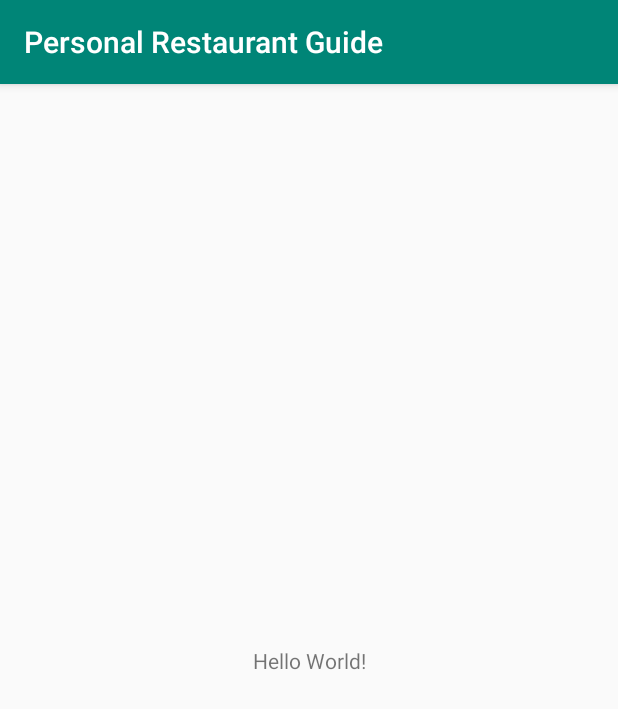
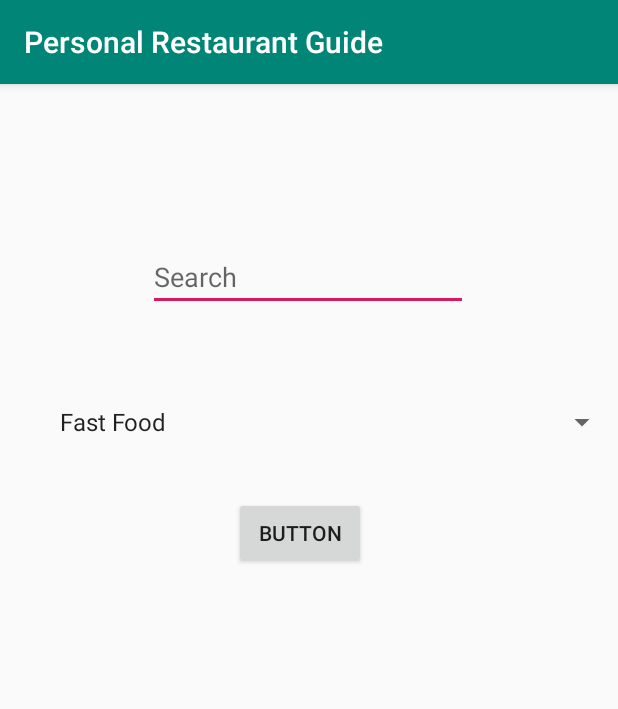
Before and after one commit to munazchat/Restaurant_Service_APP, an Android app: the MainActivity screen opened directly, with no data from a screen before it, on a phone screen of 412 x 824 dp. Shown: the top 709 px of the screen. Run offline under Robolectric (Android 15) with nearby library versions, the phone set to English and light mode, and no system bars.

Commit message:
Search Bar and Drop down Option for Menu (#2)
Co-authored-by: munazchat <munazumrauf@gmail.com>

```diff
--- a/app/build.gradle
+++ b/app/build.gradle
@@ -27,6 +27,7 @@ dependencies {
     implementation fileTree(dir: 'libs', include: ['*.jar'])
     implementation 'androidx.appcompat:appcompat:1.0.2'
     implementation 'androidx.constraintlayout:constraintlayout:1.1.3'
+    implementation 'com.google.android.material:material:1.0.0'
     testImplementation 'junit:junit:4.12'
     androidTestImplementation 'androidx.test.ext:junit:1.1.0'
     androidTestImplementation 'androidx.test.espresso:espresso-core:3.1.1'
--- a/app/src/main/java/ca/gbc/comp3074/personalrestaurantguide/MainActivity.java
+++ b/app/src/main/java/ca/gbc/comp3074/personalrestaurantguide/MainActivity.java
@@ -2,13 +2,45 @@ package ca.gbc.comp3074.personalrestaurantguide;
 
 import androidx.appcompat.app.AppCompatActivity;
 
+import android.content.Intent;
 import android.os.Bundle;
+import android.util.Log;
+import android.view.View;
+import android.widget.ArrayAdapter;
+import android.widget.Button;
+import android.widget.EditText;
+import android.widget.Spinner;
 
 public class MainActivity extends AppCompatActivity {
 
+    private Spinner restaurantType;
+    private EditText searchText;
+    private Button Search;
     @Override
     protected void onCreate(Bundle savedInstanceState) {
         super.onCreate(savedInstanceState);
         setContentView(R.layout.activity_main);
+
+         restaurantType = findViewById(R.id.spinner);
+         searchText =  findViewById(R.id.search);
+         Search =  findViewById(R.id.button);
+        ArrayAdapter<String> myAdapter = new ArrayAdapter<String>(MainActivity.this, android.R.layout.simple_expandable_list_item_1,
+                getResources().getStringArray(R.array.restauranttypes));
+        myAdapter.setDropDownViewResource(android.R.layout.simple_spinner_dropdown_item);
+        restaurantType.setAdapter(myAdapter);
+
+        Search.setOnClickListener(new View.OnClickListener() {
+            @Override
+            public void onClick(View v) {
+                Intent intent  =  new Intent(MainActivity.this,RestaurantListActivity.class);
+                intent.putExtra("searchtext",searchText.getText().toString());
+                intent.putExtra("type", restaurantType.getSelectedItem().toString());
+                startActivity(intent);
+
+
+            }
+        });
+
+
     }
 }
--- a/app/src/main/res/layout/activity_main.xml
+++ b/app/src/main/res/layout/activity_main.xml
@@ -2,17 +2,55 @@
 <androidx.constraintlayout.widget.ConstraintLayout xmlns:android="http://schemas.android.com/apk/res/android"
     xmlns:app="http://schemas.android.com/apk/res-auto"
     xmlns:tools="http://schemas.android.com/tools"
+
     android:layout_width="match_parent"
     android:layout_height="match_parent"
     tools:context=".MainActivity">
 
-    <TextView
+    <com.google.android.material.textfield.TextInputLayout
+        android:id="@+id/textInputLayout"
+        android:layout_width="match_parent"
+        android:layout_height="wrap_content"
+        app:layout_constraintEnd_toEndOf="parent"
+        app:layout_constraintStart_toStartOf="parent"
+        app:layout_constraintTop_toTopOf="parent">
+
+    </com.google.android.material.textfield.TextInputLayout>
+
+    <Spinner
+        android:id="@+id/spinner"
+        android:layout_width="match_parent"
+        android:layout_height="wrap_content"
+        app:layout_constraintBottom_toBottomOf="parent"
+        app:layout_constraintEnd_toEndOf="parent"
+        app:layout_constraintStart_toStartOf="parent"
+        app:layout_constraintTop_toTopOf="parent"
+        app:layout_constraintVertical_bias="0.275" />
+
+    <EditText
+        android:id="@+id/search"
         android:layout_width="wrap_content"
         android:layout_height="wrap_content"
-        android:text="Hello World!"
+        android:ems="10"
+        android:hint="Search"
+        android:inputType="textPersonName"
         app:layout_constraintBottom_toBottomOf="parent"
-        app:layout_constraintLeft_toLeftOf="parent"
-        app:layout_constraintRight_toRightOf="parent"
-        app:layout_constraintTop_toTopOf="parent" />
+        app:layout_constraintEnd_toEndOf="parent"
+        app:layout_constraintHorizontal_bias="0.497"
+        app:layout_constraintStart_toStartOf="parent"
+        app:layout_constraintTop_toTopOf="parent"
+        app:layout_constraintVertical_bias="0.147" />
+
+    <Button
+        android:id="@+id/button"
+        android:layout_width="wrap_content"
+        android:layout_height="wrap_content"
+        android:text="Button"
+        app:layout_constraintBottom_toBottomOf="parent"
+        app:layout_constraintEnd_toEndOf="parent"
+        app:layout_constraintHorizontal_bias="0.482"
+        app:layout_constraintStart_toStartOf="parent"
+        app:layout_constraintTop_toTopOf="parent"
+        app:layout_constraintVertical_bias="0.382" />
 
 </androidx.constraintlayout.widget.ConstraintLayout>
--- a/app/src/main/res/values/strings.xml
+++ b/app/src/main/res/values/strings.xml
@@ -1,3 +1,10 @@
 <resources>
     <string name="app_name">Personal Restaurant Guide</string>
+
+    <string-array name="restauranttypes"  >
+        <item>Fast Food</item>
+        <item>Fast Casual</item>
+        <item>Casual Dining</item>
+        <item>Cafe Hybrid</item>
+    </string-array>
 </resources>
```
Also changed, not shown: 1 other file.
